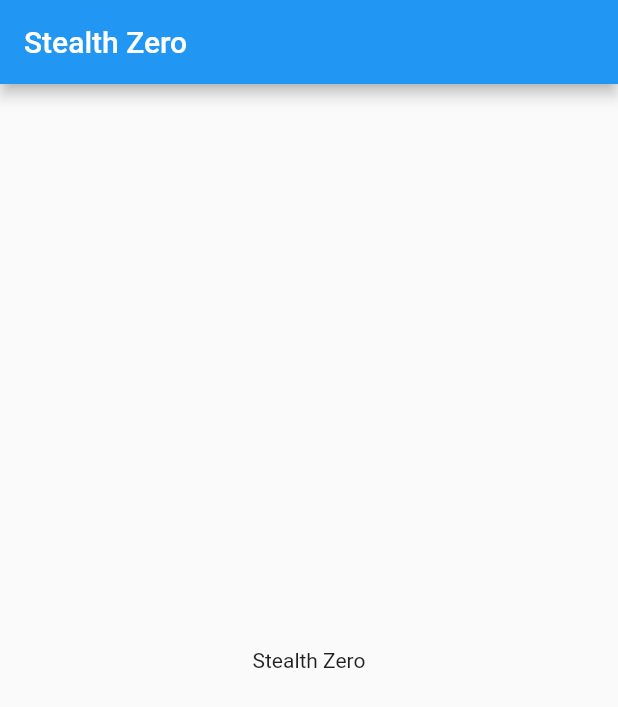
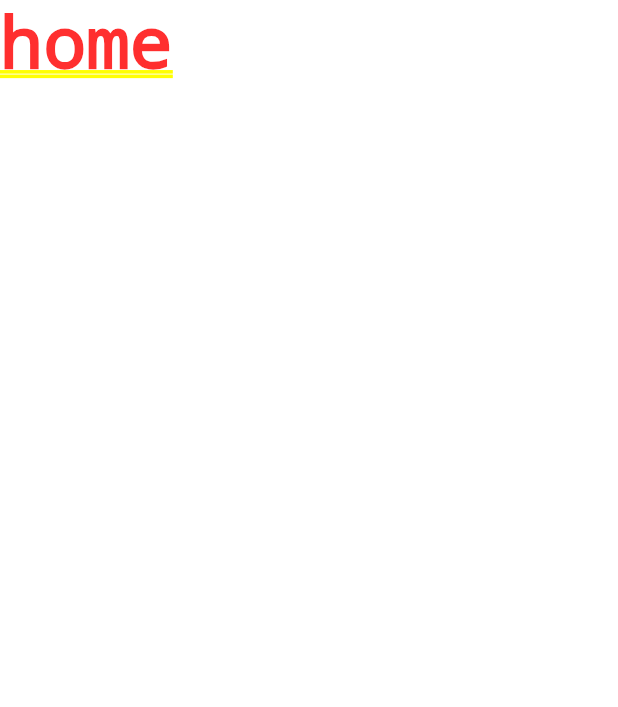
Before and after one commit to Vysakh-T/Stealth-Zero, a Flutter app: the screen it shows after launch, on a phone screen of 412 x 824 dp. Shown: the top 707 px of the screen. Run offline on Flutter 3.47's test engine with Material 2 defaults, Android fonts, the phone set to English and light mode, and no system bars.

Commit message:
made screens for authentication

```diff
--- a/lib/main.dart
+++ b/lib/main.dart
@@ -1,4 +1,5 @@
 import 'package:flutter/material.dart';
+import 'package:stealthzero/screens/wrapper/wrapper.dart';
 
 void main() {
   runApp(MyApp());
@@ -9,62 +10,7 @@ class MyApp extends StatelessWidget {
   @override
   Widget build(BuildContext context) {
     return MaterialApp(
-      title: 'Stealth Zero',
-      theme: ThemeData(
-
-        primarySwatch: Colors.blue,
-      ),
-      home: MyHomePage(title: 'Stealth Zero'),
+      home: Wrapper(),
     );
   }
 }
-
-class MyHomePage extends StatefulWidget {
-  MyHomePage({Key key, this.title}) : super(key: key);
-
-
-  final String title;
-
-  @override
-  _MyHomePageState createState() => _MyHomePageState();
-}
-
-class _MyHomePageState extends State<MyHomePage> {
-  int _counter = 0;
-
-  void _incrementCounter() {
-    setState(() {
-      // This call to setState tells the Flutter framework that something has
-      // changed in this State, which causes it to rerun the build method below
-      // so that the display can reflect the updated values. If we changed
-      // _counter without calling setState(), then the build method would not be
-      // called again, and so nothing would appear to happen.
-      _counter++;
-    });
-  }
-
-  @override
-  Widget build(BuildContext context) {
-
-    return Scaffold(
-      appBar: AppBar(
-
-        title: Text(widget.title),
-      ),
-      body: Center(
-
-        child: Column(
-
-          mainAxisAlignment: MainAxisAlignment.center,
-          children: <Widget>[
-            Text(
-              'Stealth Zero',
-            ),
-
-          ],
-        ),
-      ),
-
-      );// This trailing comma makes auto-formatting nicer for build methods.
-  }
-}
--- a/lib/screens/authentication/log_signin.dart
+++ b/lib/screens/authentication/log_signin.dart
@@ -1,8 +1,10 @@
 import 'package:flutter/material.dart';
 
-class LogSignin extends StatelessWidget {
+class Home extends StatelessWidget{
   @override
-  Widget build(BuildContext context) {
-    return Scaffold();
+  Widget build(BuildContext context){
+    return Container(
+      child: Text('home'),
+    );
   }
 }
--- a/lib/screens/authentication/login.dart
+++ b/lib/screens/authentication/login.dart
@@ -0,0 +1,15 @@
+import 'package:flutter/material.dart';
+
+class Authenticate extends StatefulWidget{
+  @override
+  _AuthenticateState createState() => _AuthenticateState();
+}
+class _AuthenticateState extends State<Authenticate>{
+  @override
+  Widget build(BuildContext context){
+    return Container(
+      child: Text('authenticate'),
+
+    );
+  }
+}
--- /dev/null
+++ b/lib/screens/wrapper/wrapper.dart
@@ -0,0 +1,10 @@
+import 'package:flutter/material.dart';
+import 'package:stealthzero/screens/authentication/log_signin.dart';
+
+class Wrapper extends StatelessWidget {
+
+  @override
+  Widget build(BuildContext context) {
+    return Home();
+  }
+}
```
